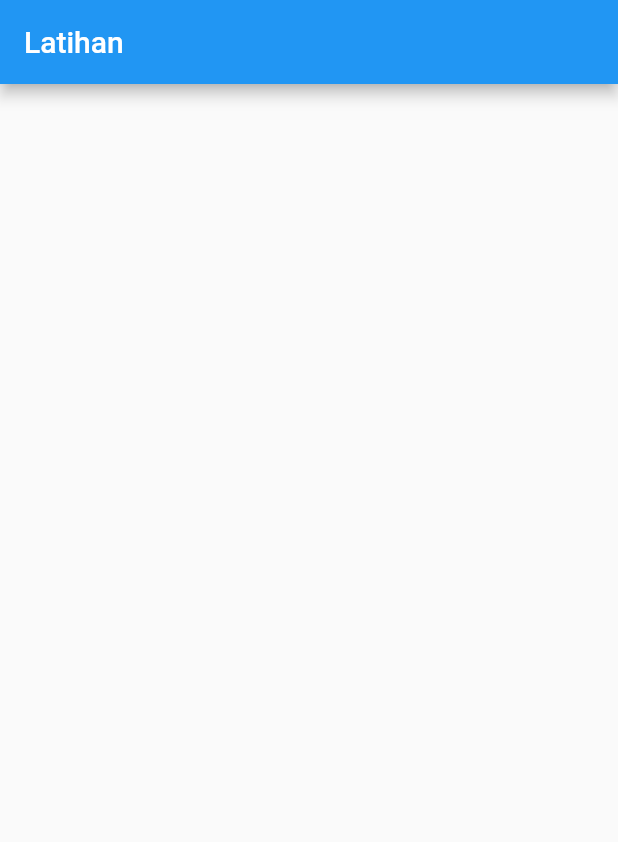
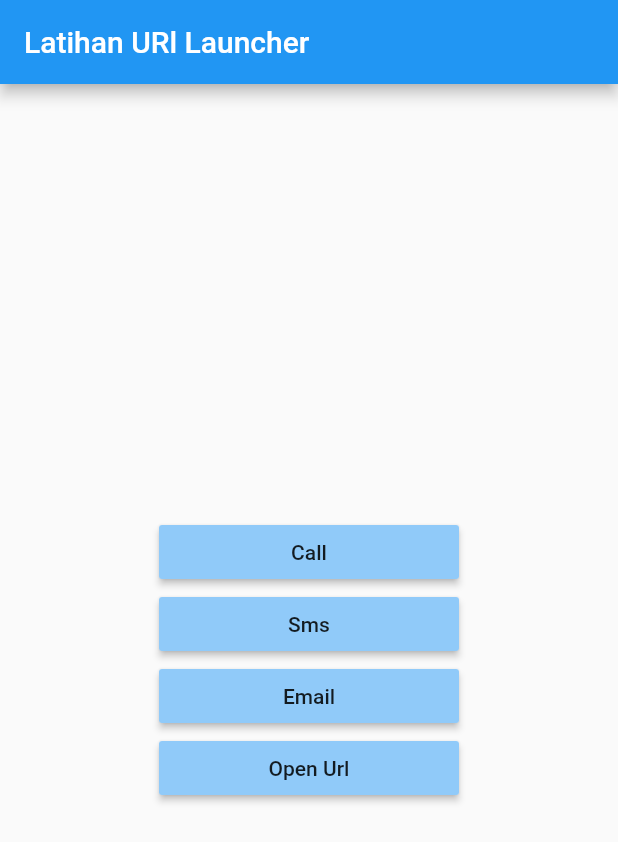
Before and after one commit to akbariyansyah/latihan-flutter, a Flutter app: the screen it shows after launch, on a phone screen of 412 x 824 dp. Shown: the top 842 px of the screen. Run offline on Flutter 3.47's test engine with Material 2 defaults, Android fonts, the phone set to English and light mode, and no system bars.

Commit message:
-initial commit

```diff
--- a/lib/main.dart
+++ b/lib/main.dart
@@ -1,5 +1,6 @@
 import 'package:flutter/cupertino.dart';
 import 'package:flutter/material.dart';
+import 'package:url_launcher/url_launcher.dart';
 
 void main() {
   runApp(MyApp());
@@ -19,8 +20,71 @@ class MainPage extends StatelessWidget {
   Widget build(BuildContext context) {
     return Scaffold(
         appBar: AppBar(
-          title: Text("Latihan "),
+          title: Text("Latihan URl Launcher"),
         ),
-        body: Container());
+        body: Center(
+          child: Column(
+            mainAxisAlignment: MainAxisAlignment.center,
+            children: [
+              LaunchButton("Call", () async {
+                await call("+6282243956");
+              }),
+              LaunchButton("Sms", () async {
+                await sendSms("+628224399089");
+              }),
+              LaunchButton("Email", () async {
+                await sendEmail("john.cena@gmail.com");
+              }),
+              LaunchButton("Open Url", () async {
+                // await openUrl(
+                // "https://www.youtube.com/watch?v=8DgJnucRBss&list=PLZQbl9Jhl-VACm40h5t6QMDB92WlopQmV&index=96");
+                await openUrl(
+                "https://www.instagram.com/leomessi/?hl=id");
+                // await openUrl(
+                //     "https://ericodarmawan.com/#/");
+                // await openUrl("https://www.amazon.com",
+                //     forceWebView: true, enableJavascript: true);
+                // await openUrl("amazon.com",
+                //     forceWebView: true, enableJavascript: true);
+              }),
+            ],
+          ),
+        ));
   }
 }
+
+class LaunchButton extends StatelessWidget {
+  final String name;
+  final Function ontap;
+  LaunchButton(this.name, this.ontap);
+
+  @override
+  Widget build(BuildContext context) {
+    return SizedBox(
+      width: 200,
+      child: RaisedButton(
+        onPressed: ontap,
+        child: Text(name),
+        color: Colors.blue[200],
+      ),
+    );
+  }
+}
+
+void call(String phoneNumber) async {
+  await launch('tel:$phoneNumber');
+}
+
+void sendSms(String phoneNumber) async {
+  await launch('sms:$phoneNumber');
+}
+
+void sendEmail(String email) async {
+  await launch('mailto:$email');
+}
+
+void openUrl(String url, {bool forceWebView = false, bool enableJavascript = false}) async {
+  if(await canLaunch(url)) {
+    await launch(url,forceWebView: forceWebView, enableJavaScript: enableJavascript);
+  }
+}
```
Also changed, not shown: pubspec.yaml (+2 -10 lines), pubspec.lock.
